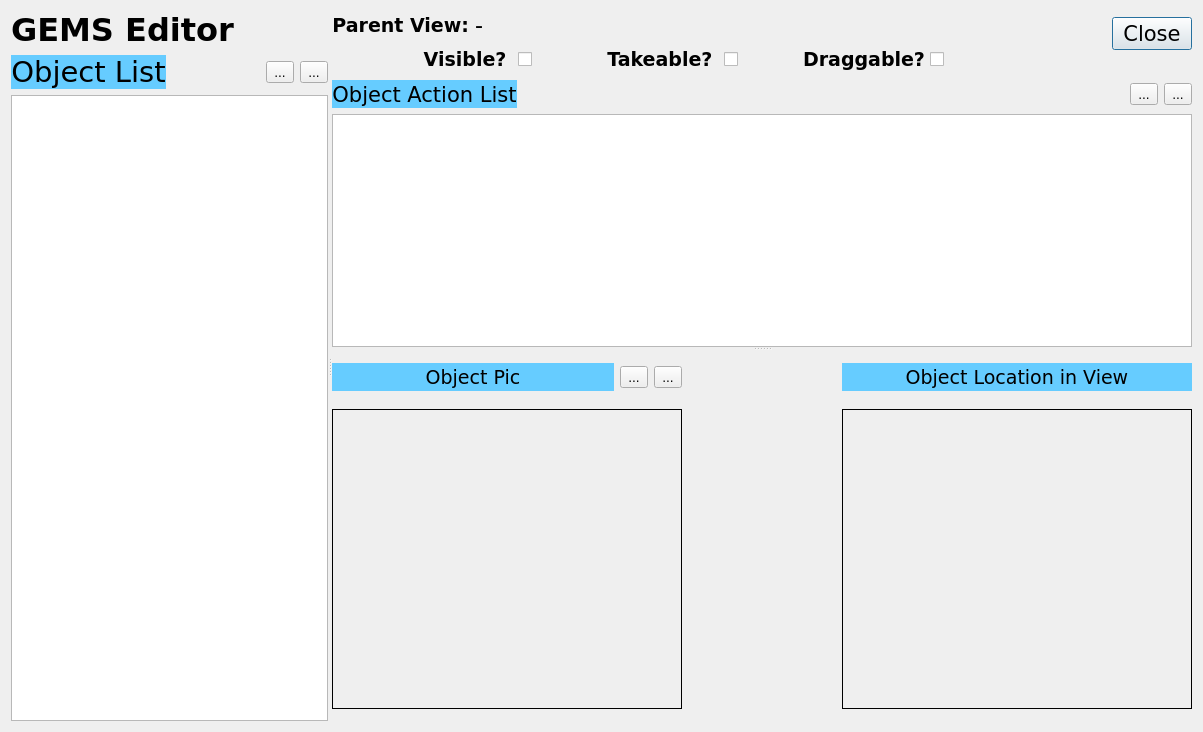
Qt form gemsedit/gui/objects_window.ui (travisseymour/GEMSedit) before a commit.
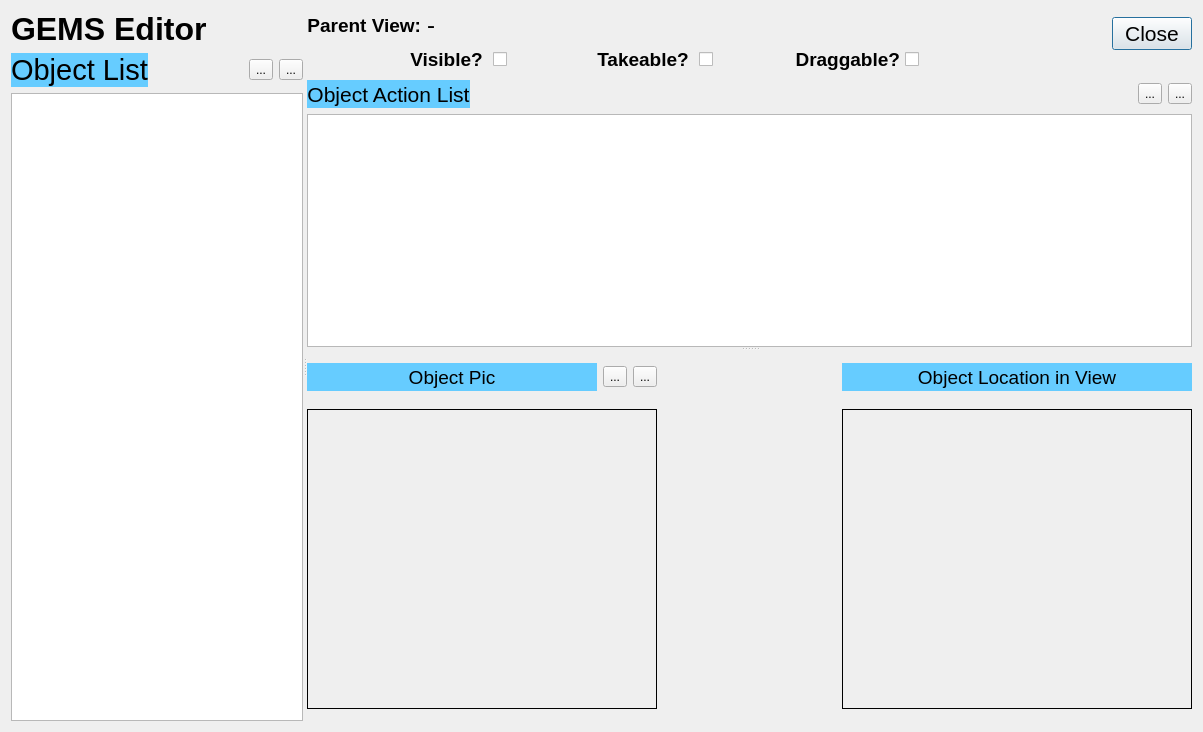
The same form after that commit. Icons and pictures are not drawn. Custom widgets are drawn as their Qt base class.

Diff of the .ui file:
```diff
--- a/gemsedit/gui/objects_window.ui
+++ b/gemsedit/gui/objects_window.ui
@@ -33,7 +33,7 @@
   </property>
   <property name="font">
    <font>
-    <family>Verdana</family>
+    <family>Arial</family>
    </font>
   </property>
   <property name="windowTitle">
@@ -60,7 +60,7 @@
          </property>
          <property name="font">
           <font>
-           <family>Verdana</family>
+           <family>Arial</family>
            <pointsize>24</pointsize>
            <bold>true</bold>
           </font>
@@ -115,7 +115,7 @@
         <widget class="QLabel" name="label_4">
          <property name="font">
           <font>
-           <family>Verdana</family>
+           <family>Arial</family>
            <pointsize>22</pointsize>
            <italic>false</italic>
           </font>
@@ -185,7 +185,7 @@
          </property>
          <property name="font">
           <font>
-           <family>Verdana</family>
+           <family>Arial</family>
            <pointsize>14</pointsize>
            <bold>true</bold>
           </font>
@@ -241,7 +241,7 @@
               </property>
               <property name="font">
                <font>
-                <family>Verdana</family>
+                <family>Arial</family>
                 <pointsize>14</pointsize>
                 <bold>true</bold>
                </font>
@@ -264,7 +264,7 @@
               </property>
               <property name="font">
                <font>
-                <family>Verdana</family>
+                <family>Arial</family>
                 <pointsize>14</pointsize>
                 <bold>true</bold>
                </font>
@@ -287,7 +287,7 @@
               </property>
               <property name="font">
                <font>
-                <family>Verdana</family>
+                <family>Arial</family>
                 <pointsize>14</pointsize>
                 <bold>true</bold>
                </font>
@@ -319,7 +319,7 @@
            <widget class="QPushButton" name="closeButton">
             <property name="font">
              <font>
-              <family>Verdana</family>
+              <family>Arial</family>
               <pointsize>16</pointsize>
               <italic>false</italic>
              </font>
@@ -335,7 +335,7 @@
              <widget class="QLabel" name="label_9">
               <property name="font">
                <font>
-                <family>Verdana</family>
+                <family>Arial</family>
                 <pointsize>14</pointsize>
                 <bold>true</bold>
                </font>
@@ -358,7 +358,7 @@
               </property>
               <property name="font">
                <font>
-                <family>Helvetica</family>
+                <family>Arial</family>
                 <pointsize>18</pointsize>
                 <bold>false</bold>
                </font>
@@ -394,7 +394,7 @@
            <widget class="QLabel" name="label_3">
             <property name="font">
              <font>
-              <family>Verdana</family>
+              <family>Arial</family>
               <pointsize>16</pointsize>
               <italic>false</italic>
              </font>
@@ -463,8 +463,8 @@
           </property>
           <property name="font">
            <font>
-            <family>Verdana</family>
-            <pointsize>12</pointsize>
+            <family>Arial</family>
+            <pointsize>14</pointsize>
            </font>
           </property>
           <property name="editTriggers">
@@ -517,7 +517,7 @@
               </property>
               <property name="font">
                <font>
-                <family>Verdana</family>
+                <family>Arial</family>
                 <pointsize>14</pointsize>
                 <italic>false</italic>
                 <bold>false</bold>
@@ -577,8 +577,8 @@
             </property>
             <property name="font">
              <font>
-              <family>Verdana</family>
-              <pointsize>12</pointsize>
+              <family>Arial</family>
+              <pointsize>14</pointsize>
              </font>
             </property>
             <property name="frameShape">
@@ -624,7 +624,7 @@
               </property>
               <property name="font">
                <font>
-                <family>Verdana</family>
+                <family>Arial</family>
                 <pointsize>14</pointsize>
                 <italic>false</italic>
                 <bold>false</bold>
```
Left out of the diff: 4 changed lines with no effect on the pictures.
